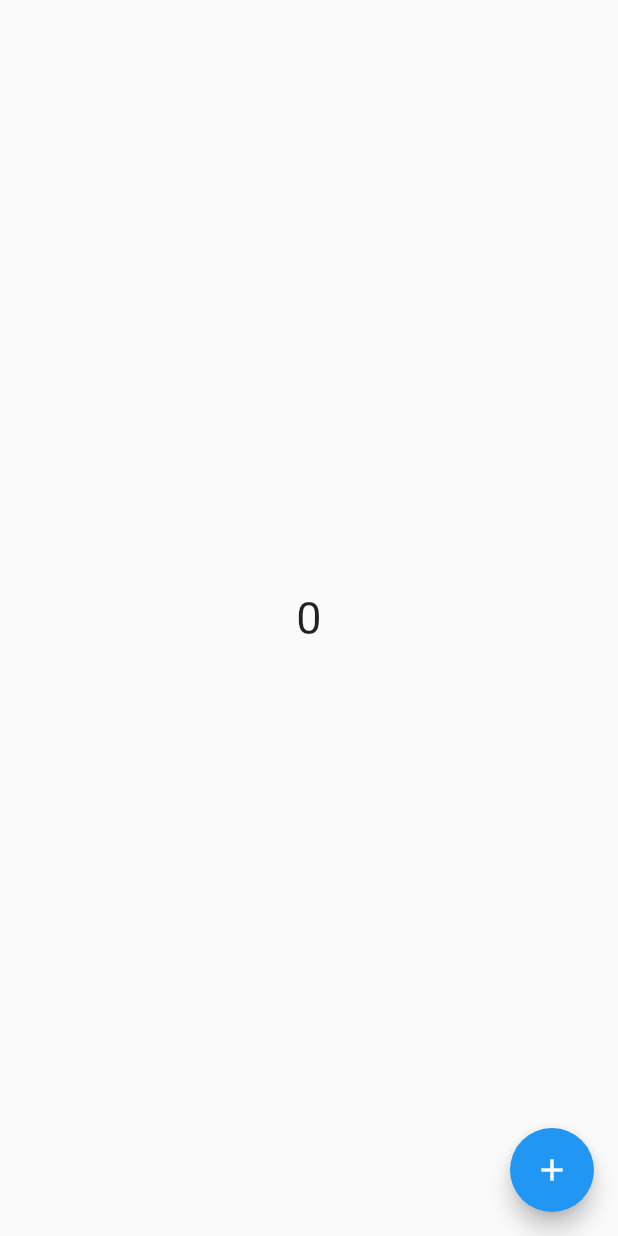
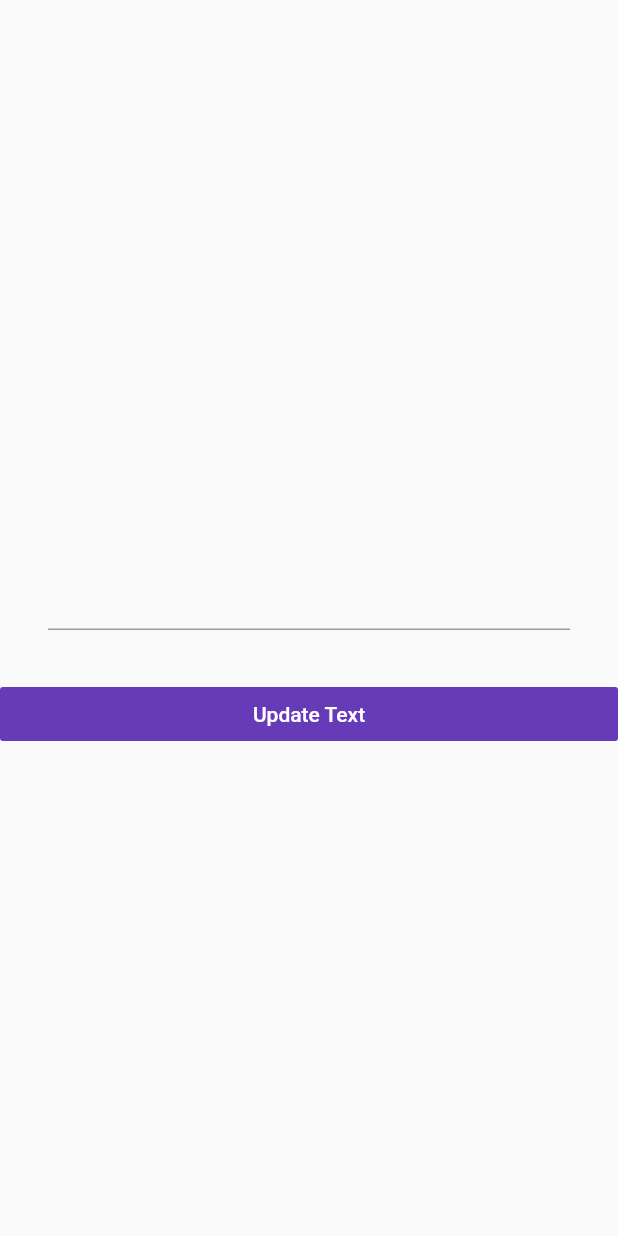
Before and after one commit to simongomes/fluttering, a Flutter app: the screen it shows after launch, on a phone screen of 412 x 824 dp. Run offline on Flutter 3.47's test engine with Material 2 defaults, Android fonts, the light colour scheme and no system bars.

Commit message:
TextField and TextEditingController

```diff
--- a/lib/CounterModel.dart
+++ /dev/null
@@ -1,12 +0,0 @@
-import 'package:flutter/cupertino.dart';
-
-class CounterModel extends ChangeNotifier{
-  int _count = 0;
-
-  int get getCount => _count;
-
-  void incrementCounter() {
-    _count++;
-    notifyListeners();
-  }
-}
--- a/lib/main.dart
+++ b/lib/main.dart
@@ -1,6 +1,4 @@
 import 'package:flutter/material.dart';
-import 'package:fluttering/CounterModel.dart';
-import 'package:provider/provider.dart';
 
 void main() {
   runApp(MyApp());
@@ -10,37 +8,52 @@ class MyApp extends StatelessWidget {
 
   @override
   Widget build(BuildContext context) {
-    return ChangeNotifierProvider<CounterModel>(
-      create: (context) => CounterModel(),
-      child: MaterialApp(
+    return MaterialApp(
           title: "Provider Basic",
           theme: ThemeData(
               primarySwatch: Colors.blue
           ),
-          home: CounterApp()
+          home: TextFieldScreen()
+    );
+  }
+}
+
+class TextFieldScreen extends StatefulWidget {
+  @override
+  _TextFieldScreenState createState() => _TextFieldScreenState();
+}
+
+class _TextFieldScreenState extends State<TextFieldScreen> {
+  final _textFieldController = TextEditingController();
+  String name = "";
+
+  @override
+  Widget build(BuildContext context) {
+    return Scaffold(
+      body: Column(
+        mainAxisAlignment: MainAxisAlignment.center,
+        children: <Widget>[
+          Text(name),
+          Container(
+            child: TextField(
+              controller: _textFieldController,
+            ),
+            padding: EdgeInsets.all(32),
+          ),
+          Container(
+            width: double.infinity,
+            child: FlatButton(
+              child: Text('Update Text', style: TextStyle(color: Colors.white)),
+              color: Colors.deepPurple,
+              onPressed: () {
+                setState(() {
+                  name = _textFieldController.text;
+                });
+              },
+            ),
+          )
+        ],
       ),
     );
   }
 }
-
-class CounterApp extends StatelessWidget {
-  @override
-  Widget build(BuildContext context) {
-    return Scaffold (
-      body: Center(
-        child: Consumer<CounterModel> (
-          builder: (context, counterModel, _) {
-            return Text("${counterModel.getCount}", style: TextStyle(fontSize: 30));
-          },
-        )
-      ),
-      floatingActionButton: FloatingActionButton(
-        onPressed: () {
-          Provider.of<CounterModel>(context, listen: false).incrementCounter();
-        },
-        child: Icon(Icons.add),
-      ),
-    );
-  }
-
-}
```
